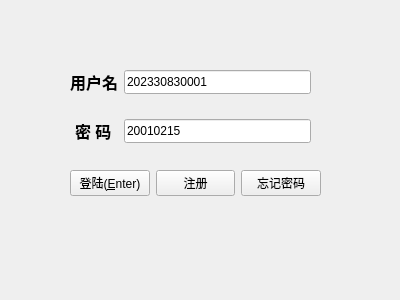
Foisca/qt-mysql-coursemanage, file ui/loginwindow.ui: the form before one commit.
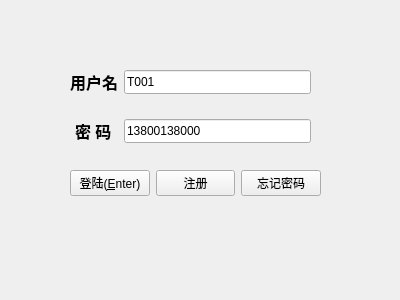
The form after the commit.

Diff of the .ui file:
```diff
--- a/ui/loginwindow.ui
+++ b/ui/loginwindow.ui
@@ -109,7 +109,7 @@
        </size>
       </property>
       <property name="text">
-       <string>202330830001</string>
+       <string>T001</string>
       </property>
      </widget>
     </item>
@@ -128,7 +128,7 @@
        </size>
       </property>
       <property name="text">
-       <string>20010215</string>
+       <string>13800138000</string>
       </property>
      </widget>
     </item>
```
